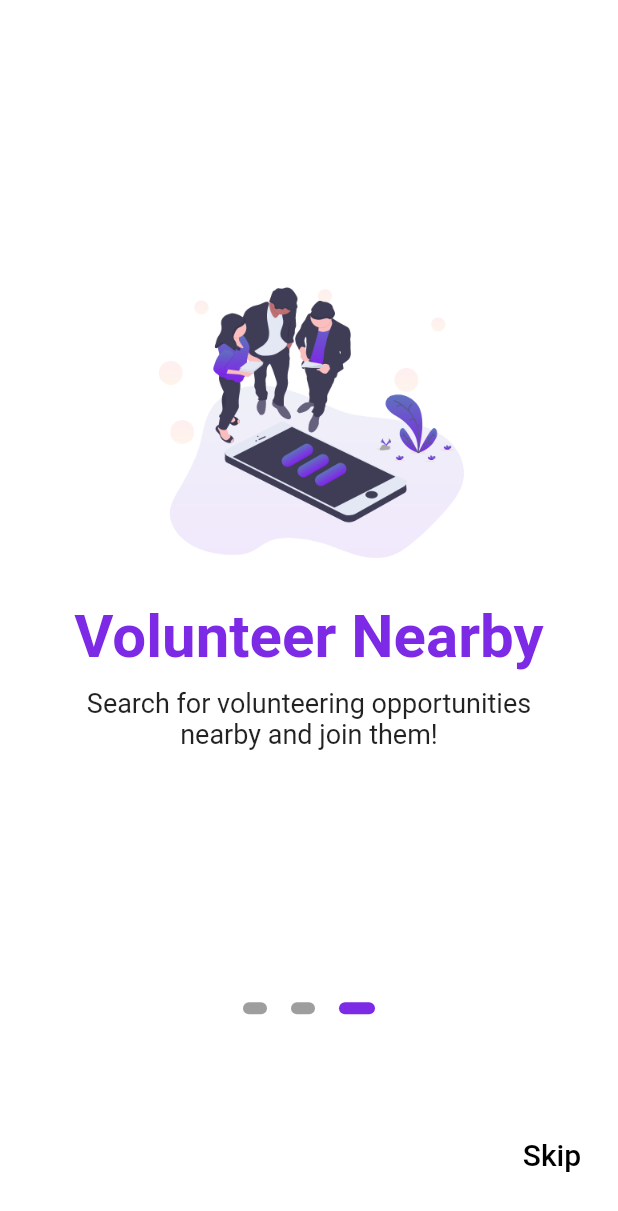
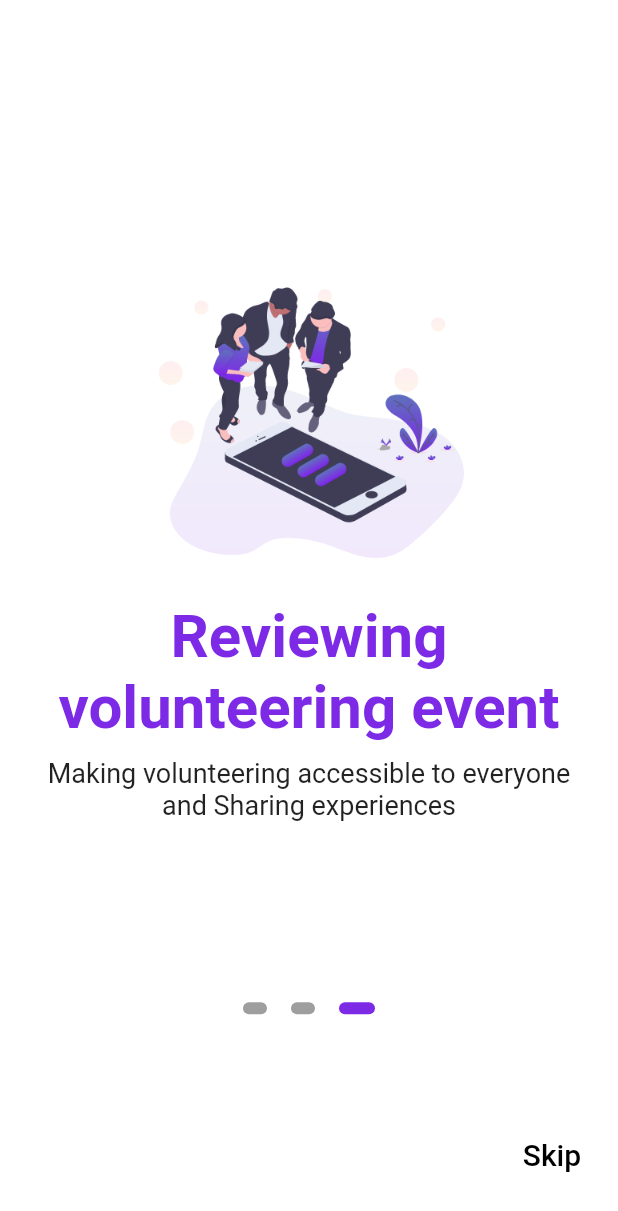
Before and after one commit to ZakariaKermouche/Jiwar, a Flutter app: the screen it shows after launch, swiped to page 3, on a phone screen of 412 x 824 dp. Shown: the top 1211 px of the screen. Run offline on Flutter 3.47's test engine with Material 2 defaults, Android fonts, the phone set to English and light mode, and no system bars; our stand-ins replace cloud_firestore, firebase_auth, firebase_core, firebase_storage, geolocator, google_maps_flutter and 2 more; accounts and stored records are empty.

```diff
--- a/lib/screens/onboard.dart
+++ b/lib/screens/onboard.dart
@@ -24,8 +24,9 @@ class _OnboardState extends State<Onboard> {
       imagePath: 'images/onboard2.PNG',
     ),
     PageContent(
-      title: 'Volunteer Nearby',
-      subtitle: 'Search for volunteering opportunities nearby and join them!',
+      title: 'Reviewing volunteering event',
+      subtitle:
+          'Making volunteering accessible to everyone and Sharing experiences',
       imagePath: 'images/onboard3.PNG',
     ),
   ];
```
Also changed, not shown: 6 other files.
